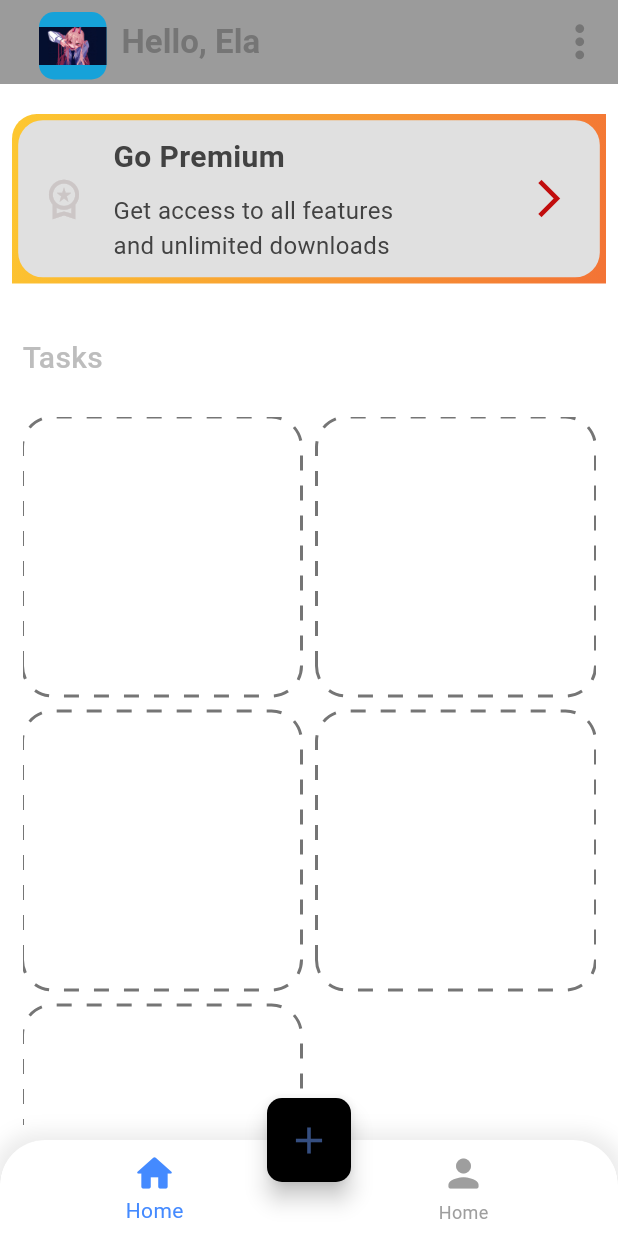
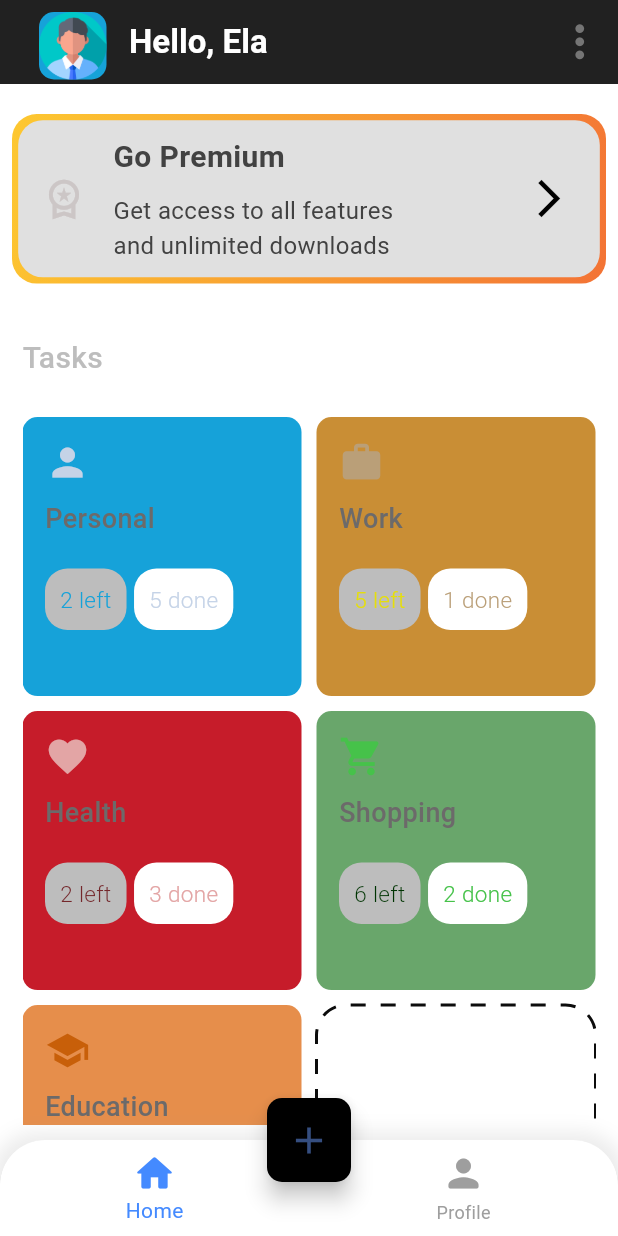
Before and after one commit to Ela-El-maker/My-Task-Manager, a Flutter app: the screen it shows after launch, on a phone screen of 412 x 824 dp. Run offline on Flutter 3.47's test engine with Material 3 defaults, Android fonts, the phone set to English and light mode, and no system bars; drawn by our look-alikes of dotted_border.

Commit message:
Fixed add task button

```diff
--- a/lib/app_constraints/tasks.dart
+++ b/lib/app_constraints/tasks.dart
@@ -1,6 +1,6 @@
 import 'package:dotted_border/dotted_border.dart';
 import 'package:flutter/material.dart';
-import 'package:flutter/widgets.dart';
+import 'package:taskify/app_constraints/constant.dart';
 import 'package:taskify/models/taskModel.dart';
 
 class Tasks extends StatelessWidget {
@@ -12,39 +12,91 @@ class Tasks extends StatelessWidget {
   @override
   Widget build(BuildContext context) {
     return Container(
-      padding: EdgeInsets.symmetric(
+      padding: const EdgeInsets.symmetric(
         horizontal: 15,
         vertical: 10,
       ),
       child: GridView.builder(
+        itemCount: taskList.length + 1,
         gridDelegate: const SliverGridDelegateWithFixedCrossAxisCount(
           crossAxisCount: 2,
           mainAxisSpacing: 10,
           crossAxisSpacing: 10,
         ),
-          itemCount: taskList.length,
+        //  itemBuilder: (context, index) => taskList[index].isLast
+        //   : _buildTask(context, taskList[index]),
+        //  ? _buildAddTask()
+        //itemCount: taskList.length,
         //itemBuilder: (context, index) => (taskList[index] = taskList[index] + 1),
         //itemBuilder: (context, index) => _buildTask(context, taskList[index].isLast ? taskList[index].)),
         // ignore: unnecessary_null_comparison
-          itemBuilder: (context, index) => (taskList[index] != null) ? _buildAddTask() : _buildTask(context, taskList[index]),),
+        // itemBuilder: (context, index) => (taskList[index] != null) ? _buildAddTask() : _buildTask(context, taskList[index]),),
+        // option 1 Workshop
+        // itemBuilder: (context, index) {
+        //  // final task = taskList[index];
+        //   if (taskList[index] != null) {
+        //     return _buildTask(context, taskList[index]);
+        //   } else {
+        //     return _buildAddTask();
+        //   }
+        // }
+        // ),
+        // itemBuilder: (context, index) => taskList[index].isLast
+        //   ? _buildAddTask()
+        //   : _buildTask(context, taskList[index]),
+
         // decoration: BoxDecoration(
         //   color: Colors.white,
         //   borderRadius: BorderRadius.circular(10),
 
         // ),
+        //   itemBuilder: (context, index) {
+        //     final task = taskList[index];
+        //     if (task != null && task.isLast == true) {
+        //       return _buildAddTask();
+        //     } else {
+        //       return _buildTask(context, task!); // Assuming task is not null here
+        //     }
+        //   }
+        // ),
+        // itemBuilder: (context, index) {
+        //   if (index == taskList.length) {
+        //     return _buildAddTask();
+        //   } else {
+        //     final task = taskList[index];
+        //     return _buildTask(context, task);
+        //   }
+        // },),
+        //     itemBuilder: (context, index) {
+        //     if (index == taskList.length) {
+        //       return _buildAddTask();
+        //     } else {
+        //       final task = taskList[index];
+        //       return task != null ? _buildTask(context, task) : null;
+        //     }
+        //   },
+        // ),
+        itemBuilder: (context, index) {
+          if (index == taskList.length) {
+            return _buildAddTask(); // Return _buildAddTask() for the last index
+          } else {
+            final task = taskList[index];
+            return task != null ? _buildTask(context, task) : null;
+          }
+        },
+      ),
     );
-  }
   }
 
   Widget _buildAddTask() {
     return DottedBorder(
       borderType: BorderType.RRect,
-    color: Colors.grey.shade600,
+      color: Color.fromARGB(255, 12, 12, 12),
       strokeWidth: 2,
       padding: EdgeInsets.all(10),
-    radius: Radius.circular(20),
+      radius: const Radius.circular(20),
       dashPattern: [10, 10],
-    child: Center(
+      child: const Center(
         child: Icon(
           Icons.add,
           color: Colors.white,
@@ -63,6 +115,72 @@ Widget _buildTask(BuildContext context, Task taskList) {
       ),
       child: Column(
         crossAxisAlignment: CrossAxisAlignment.start,
+        children: [
+          Icon(
+            taskList.icon,
+            color: taskList.iconColor,
+            size: 30,
+          ),
+          SizedBox(
+            height: 10,
+          ),
+          Text(
+            taskList.title.toString(),
+            style: TextStyle(
+              color: Color.fromARGB(255, 108, 106, 106),
+              fontSize: 18,
+              fontWeight: FontWeight.w500,
+            ),
+          ),
+          SizedBox(
+            height: 20,
+          ),
+          Row(
+            children: [
+              _buildTaskStatus(
+                Colors.grey.shade400,
+                taskList.btnColor!,
+                '${taskList.left} left',
+              ),
+              const SizedBox(
+                width: 5,
+              ),
+              _buildTaskStatus(
+                kWhite,
+                taskList.iconColor!,
+                '${taskList.done} done',
+              ),
+            ],
+          )
+        ],
       ),
     );
   }
+
+  Widget _buildTaskStatus(
+    Color bgColor,
+    Color txtColor,
+    String txt,
+  ) {
+    return Container(
+      padding: EdgeInsets.symmetric(horizontal: 10, vertical: 10),
+      decoration: BoxDecoration(
+        color: bgColor,
+        borderRadius: BorderRadius.circular(15),
+      ),
+      child: Column(
+        crossAxisAlignment: CrossAxisAlignment.start,
+        children: [
+          Text(
+            txt,
+            style: TextStyle(
+              color: txtColor,
+              fontSize: 15,
+              fontWeight: FontWeight.w300,
+            ),
+          ),
+        ],
+      ),
+    );
+  }
+}
--- a/lib/models/taskModel.dart
+++ b/lib/models/taskModel.dart
@@ -24,55 +24,57 @@ class Task {
   static List<Task> generateTasks() {
     return [
       Task(
-        icon: Icons.person_rounded,
+        icon: Icons.person,
         title: 'Personal',
         bgColor: kBlue,
         iconColor: kBlueLight,
         btnColor: kBlue,
-        left: 5,
-        done: 3,
-        isLast: true,
+        left: 2,
+        done: 5,
+        isLast: false,
       ),
       Task(
-        icon: Icons.person_rounded,
-        title: 'Personal',
-        bgColor: kBlue,
-        iconColor: kBlueLight,
-        btnColor: kBlue,
+        icon: Icons.work,
+        title: 'Work',
+        bgColor: kYellowDark,
+        iconColor: kYellowLight,
+        btnColor: kYellow,
         left: 5,
+        done: 1,
+        isLast: false,
+      ),
+      Task(
+        icon: Icons.favorite,
+        title: 'Health',
+        bgColor: kRed,
+        iconColor: kRedLight,
+        btnColor: kRedDark,
+        left: 2,
         done: 3,
         isLast: false,
       ),
       Task(
-        icon: Icons.person_rounded,
-        title: 'Personal',
-        bgColor: kBlue,
-        iconColor: kBlueLight,
-        btnColor: kBlue,
-        left: 5,
+        icon: Icons.shopping_cart,
+        title: 'Shopping',
+        bgColor: const Color.fromARGB(255, 105, 166, 107),
+        iconColor: Color.fromARGB(255, 70, 194, 74),
+        btnColor: Color.fromARGB(255, 0, 52, 2),
+        left: 6,
+        done: 2,
+        isLast: false,
+      ),
+
+      Task(
+        icon: Icons.school,
+        title: 'Education',
+        bgColor: Color.fromARGB(255, 230, 142, 75),
+        iconColor: Color.fromARGB(255, 200, 95, 9),
+        btnColor: Color.fromARGB(255, 64, 27, 2),
+        left: 4,
         done: 3,
         isLast: false,
       ),
-      Task(
-        icon: Icons.person_rounded,
-        title: 'Personal',
-        bgColor: kBlue,
-        iconColor: kBlueLight,
-        btnColor: kBlue,
-        left: 5,
-        done: 3,
-        isLast: false,
-      ),
-      Task(
-        icon: Icons.person_rounded,
-        title: 'Personal',
-        bgColor: kBlue,
-        iconColor: kBlueLight,
-        btnColor: kBlue,
-        left: 5,
-        done: 3,
-        isLast: false,
-      ),
+
     ];
   }
 }
--- a/lib/screens/homePage.dart
+++ b/lib/screens/homePage.dart
@@ -57,7 +57,7 @@ class _MyHomePageState extends State<MyHomePage> {
                   Icons.person_rounded,
                   size: 30,
                 ),
-                label: "Home",
+                label: "Profile",
               ),
             ],
             onTap: (index) {
@@ -89,8 +89,8 @@ class _MyHomePageState extends State<MyHomePage> {
 
 AppBar _buildAppBar() {
   return AppBar(
-    backgroundColor: Color.fromARGB(132, 62, 61, 61),
-    elevation: 0,
+    backgroundColor: Colors.grey[900],
+    //Image for the background image in the background of the app bar
     title: Row(
       children: <Widget>[
         Container(
@@ -102,19 +102,21 @@ AppBar _buildAppBar() {
           height: 45,
           width: 45,
           decoration: BoxDecoration(
-              color: kBlue, borderRadius: BorderRadius.circular(10)),
+              color: kBlue,
+              borderRadius: BorderRadius.circular(10),
+            ),
           child: ClipRRect(
             borderRadius: BorderRadius.circular(10),
-            child: Image.asset('assets/images/pxfuel(2).jpg'),
+            child: Image.asset('assets/images/ela.png'),
           ),
         ),
         SizedBox(
-          width: 10,
+          width: 15,
         ),
         Text(
           "Hello, Ela",
           style: TextStyle(
-            color: Colors.grey.shade600,
+            color: const Color.fromARGB(255, 255, 255, 255),
             fontSize: 22,
             fontWeight: FontWeight.bold,
           ),
--- a/lib/screens/premium.dart
+++ b/lib/screens/premium.dart
@@ -21,13 +21,13 @@ class _GoPremiumState extends State<GoPremium> {
           ),
           decoration: BoxDecoration(
             color: Colors.white,
-            borderRadius: BorderRadius.only(
-              topLeft: Radius.circular(
-                // he * 0.02
-                he * 0.02
-              ),
+            // borderRadius: BorderRadius.only(
+            //   topLeft: Radius.circular(
+            //     // he * 0.02
+            //     he * 0.02
+            //   ),
+             borderRadius: BorderRadius.circular(he * 0.02), // Make all corners rounded
 
-            ),
             gradient: const LinearGradient(
 
               colors: [
@@ -106,7 +106,7 @@ class _GoPremiumState extends State<GoPremium> {
                   IconButton(
                     icon: Icon(
                     Icons.arrow_forward_ios,
-                    color: Color.fromARGB(255, 193, 13, 13),
+                    color: Color.fromARGB(255, 0, 0, 0),
                     size: 30,
                   ), onPressed: () {  },
                 )
```
Also changed, not shown: assets/images/456322.webp (added), assets/images/Untitled.png (added), assets/images/Untitled1.png (added), assets/images/appLogoIcon.png (added), assets/images/businesswoman-character-avatar-icon-vector-12800169.jpg (added), assets/images/ela.png (added), assets/images/female-avatar-girl-face-woman-user-7.svg (added), assets/images/free-avatar-380-456332.png (added), assets/images/png-transparent-character-animal-fiction-logo-others-miscellaneous-face-logo-thumbnail.png (added), assets/images/png-transparent-computer-icons-avatar-user-profile-avatar-heroes-black-hair-computer.png (added), assets/images/pngtree-user-vector-avatar-png-image_1541962.jpg (added). Lines whose indentation alone changed are shown as unchanged.
